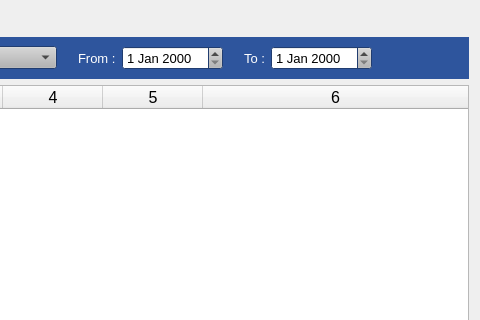
Old version of the form estorecpp/chequeinformation.ui in the repository Watti/estorecpp; both pictures show x 309 to 789 and y 0 to 320 of the 789 by 506 pixel window.
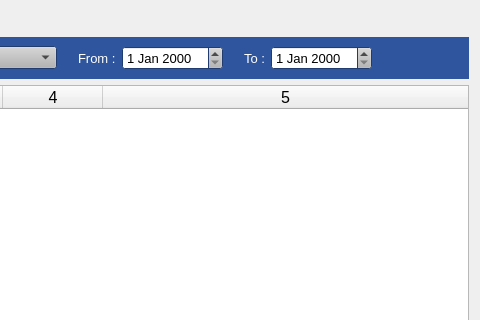
New version of the form.

Patch:
```diff
--- a/estorecpp/chequeinformation.ui
+++ b/estorecpp/chequeinformation.ui
@@ -853,7 +853,7 @@
       </font>
      </property>
      <property name="columnCount">
-      <number>6</number>
+      <number>5</number>
      </property>
      <attribute name="horizontalHeaderCascadingSectionResizes">
       <bool>true</bool>
@@ -866,7 +866,6 @@
      <column/>
      <column/>
      <column/>
-     <column/>
     </widget>
    </item>
    <item>
```
